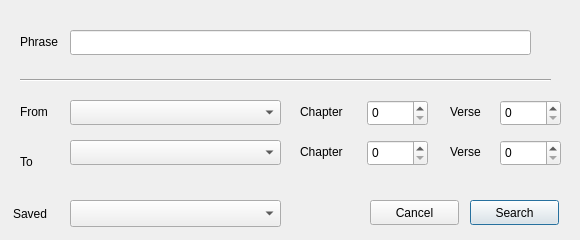
Above: searchdiag.ui from robertpharries/Bible before the change. Below: the same form after it.
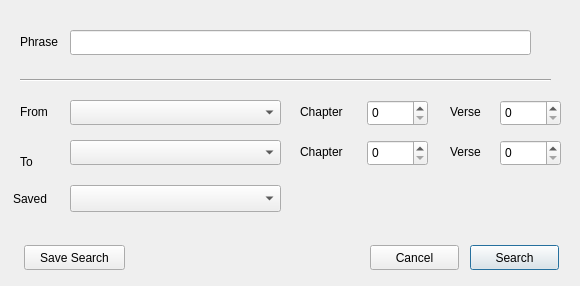
That is the form after the change.

Commit message: Added create search template, added diag to enter name for new template

```diff
--- a/searchdiag.ui
+++ b/searchdiag.ui
@@ -7,7 +7,7 @@
     <x>0</x>
     <y>0</y>
     <width>580</width>
-    <height>240</height>
+    <height>286</height>
    </rect>
   </property>
   <property name="windowTitle">
@@ -194,7 +194,7 @@
    <property name="geometry">
     <rect>
      <x>470</x>
-     <y>200</y>
+     <y>245</y>
      <width>89</width>
      <height>25</height>
     </rect>
@@ -207,7 +207,7 @@
    <property name="geometry">
     <rect>
      <x>370</x>
-     <y>200</y>
+     <y>245</y>
      <width>89</width>
      <height>25</height>
     </rect>
@@ -220,7 +220,7 @@
    <property name="geometry">
     <rect>
      <x>70</x>
-     <y>200</y>
+     <y>185</y>
      <width>211</width>
      <height>27</height>
     </rect>
@@ -230,7 +230,7 @@
    <property name="geometry">
     <rect>
      <x>13</x>
-     <y>205</y>
+     <y>190</y>
      <width>67</width>
      <height>17</height>
     </rect>
@@ -239,6 +239,19 @@
     <string>Saved</string>
    </property>
   </widget>
+  <widget class="QPushButton" name="saveTempl">
+   <property name="geometry">
+    <rect>
+     <x>24</x>
+     <y>245</y>
+     <width>101</width>
+     <height>25</height>
+    </rect>
+   </property>
+   <property name="text">
+    <string>Save Search</string>
+   </property>
+  </widget>
  </widget>
  <resources/>
  <connections/>
```
The commit also changes 6 other files.
